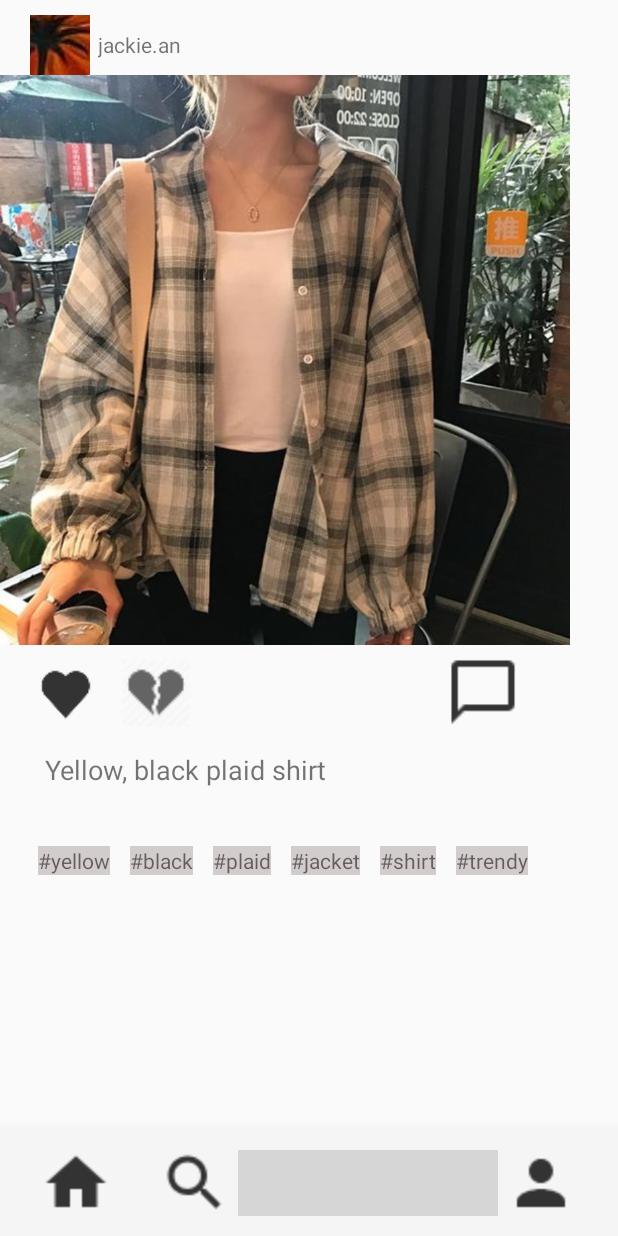
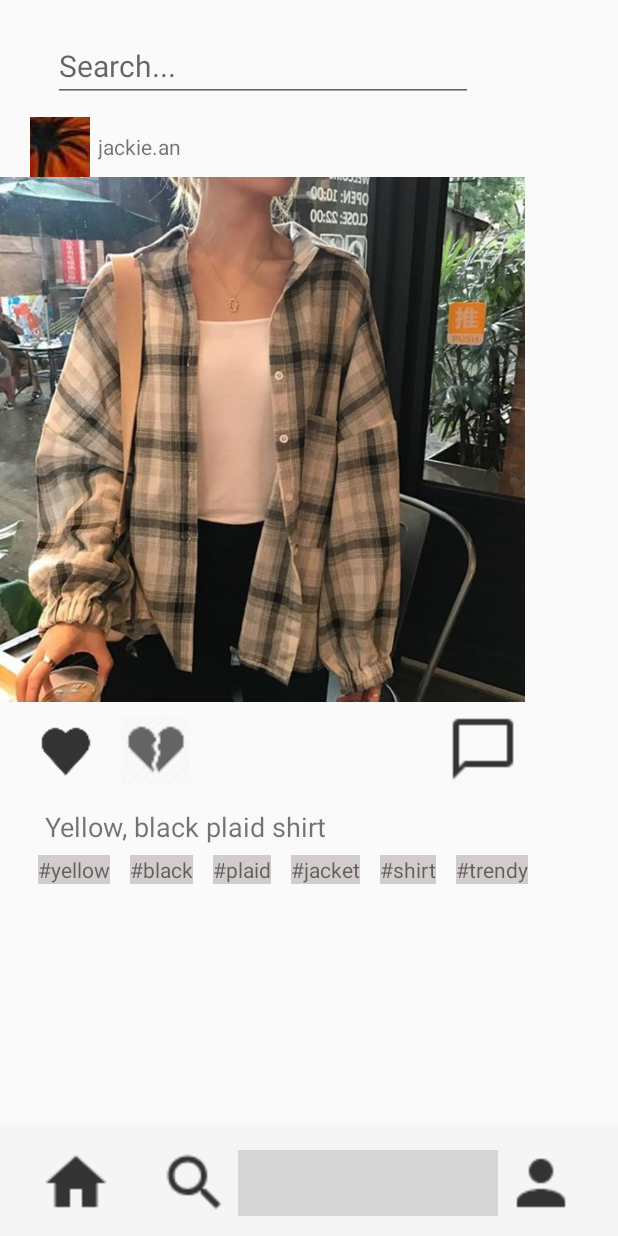
Before and after one commit to sliu7714/xenia_ellehacks, an Android app: the screen it shows after launch (HomeActivity), after a tap on an icon or button, on a phone screen of 412 x 824 dp. Run offline under Robolectric (Android 15) with nearby library versions, the phone set to English and light mode, and no system bars; grey boxes are pictures that could not be loaded.

Commit message:
some stuff

```diff
--- a/app/src/main/AndroidManifest.xml
+++ b/app/src/main/AndroidManifest.xml
@@ -1,6 +1,7 @@
 <?xml version="1.0" encoding="utf-8"?>
 <manifest xmlns:android="http://schemas.android.com/apk/res/android"
-    package="com.example.ellehacks">
+    package="com.example.ellehacks"
+    xmlns:tools="http://schemas.android.com/tools">
 
     <application
         android:allowBackup="true"
@@ -8,7 +9,9 @@
         android:label="xenia"
         android:roundIcon="@mipmap/logo_round"
         android:supportsRtl="true"
+        tools:ignore="GoogleAppIndexingWarning"
         android:theme="@style/AppTheme">
+
         <activity
             android:name=".HomeActivity"
             android:label="xenia"
--- a/app/src/main/java/com/example/ellehacks/HomeFragment.java
+++ b/app/src/main/java/com/example/ellehacks/HomeFragment.java
@@ -28,6 +28,8 @@ public class HomeFragment extends Fragment {
 
     private TextView likes_1;
     private TextView likes_2;
+
+
 
     public HomeFragment() {
         // Required empty public constructor
@@ -61,6 +63,9 @@ public class HomeFragment extends Fragment {
                 likes_2.setText("49");
             }
         });
+
+
+
         return view;
 
 
--- a/app/src/main/res/layout/fragment_explore.xml
+++ b/app/src/main/res/layout/fragment_explore.xml
@@ -1,12 +1,25 @@
 <?xml version="1.0" encoding="utf-8"?>
-<FrameLayout xmlns:android="http://schemas.android.com/apk/res/android"
+<LinearLayout
+    xmlns:android="http://schemas.android.com/apk/res/android"
     xmlns:tools="http://schemas.android.com/tools"
     xmlns:app="http://schemas.android.com/apk/res-auto"
     android:layout_width="match_parent"
     android:layout_height="match_parent"
+    android:orientation="vertical"
     tools:context=".ExploreFragment">
 
-
+    <EditText
+        android:id="@+id/searchBar"
+        android:layout_width="wrap_content"
+        android:layout_height="wrap_content"
+        android:layout_marginStart="35dp"
+        android:layout_marginEnd="35dp"
+        android:ems="12"
+        android:hint="Search..."
+        android:inputType="textPersonName"
+        android:paddingTop="30sp"
+        android:textSize="20dp"
+        />
 
         <!--1st post-->
     <RelativeLayout
@@ -32,8 +45,8 @@
 
         <ImageView
             android:id="@+id/post_image"
-            android:layout_width="@dimen/post_pic_size"
-            android:layout_height="@dimen/post_pic_size"
+            android:layout_width="350dp"
+            android:layout_height="350dp"
             android:layout_below="@id/post_profile_pic"
             app:srcCompat="@drawable/shirt_post_1" />
 
@@ -93,7 +106,7 @@
             android:layout_below="@id/profile_btn"
             android:layout_marginLeft="30dp"
             android:layout_marginTop="10dp"
-            android:layout_marginBottom="37dp"
+            android:layout_marginBottom="5dp"
             android:text="Yellow, black plaid shirt"
             android:textSize="18sp" />
 
@@ -107,8 +120,8 @@
             android:layout_marginTop="19dp"
             android:layout_marginBottom="5dp"
             android:background="@color/Transparent"
-            android:scaleX="2.1"
-            android:scaleY="2.1"
+            android:scaleX="2"
+            android:scaleY="2"
             app:srcCompat="@drawable/chat_icon" />
 
         <TextView
@@ -183,4 +196,4 @@
     <!--end 1st post-->
 
 
-</FrameLayout>
+</LinearLayout>
--- a/app/src/main/res/layout/fragment_profile.xml
+++ b/app/src/main/res/layout/fragment_profile.xml
@@ -75,8 +75,7 @@
             android:id="@+id/followers_tv"
             android:layout_width="wrap_content"
             android:layout_height="wrap_content"
-            android:text="TextView"
-            tools:text="followers"
+            android:text="followers"
             android:layout_toRightOf="@id/profile_pic"
             android:layout_marginLeft="30dp"
             android:layout_below="@id/followers_num" />
```
Also changed, not shown: app/src/main/java/com/example/ellehacks/HomeActivity.java (+17 -0 lines), app/src/main/res/layout/fragment_shop_profile.xml (+11 -2 lines), app/src/main/res/layout/home_fragment.xml (+5 -4 lines).
